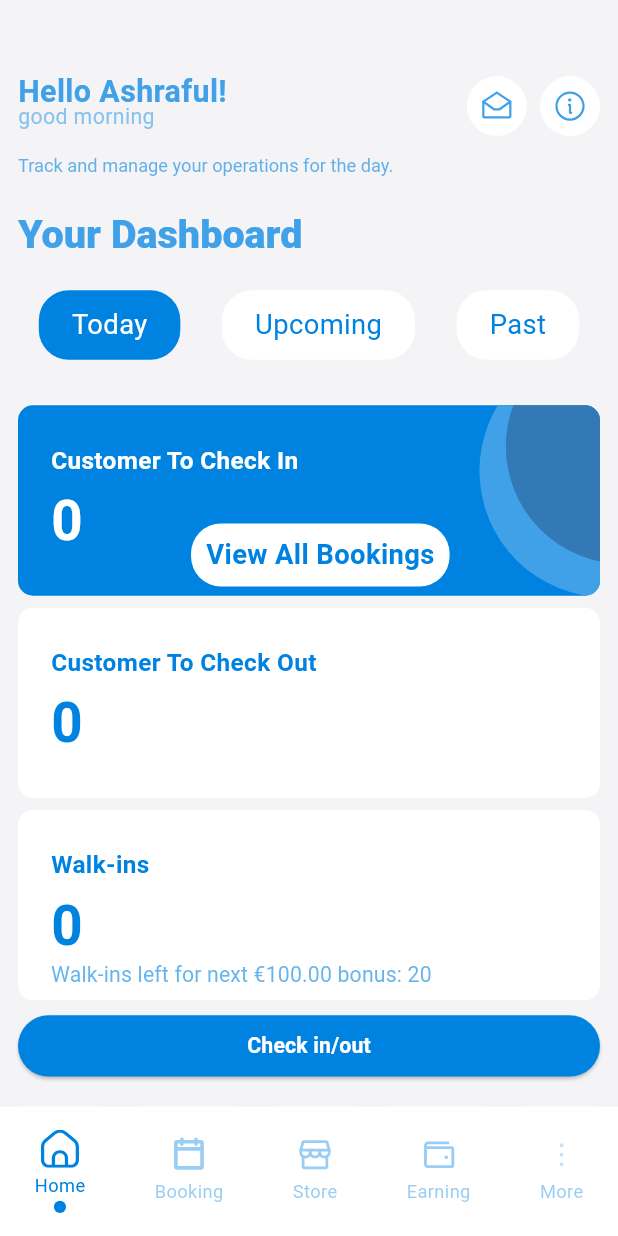
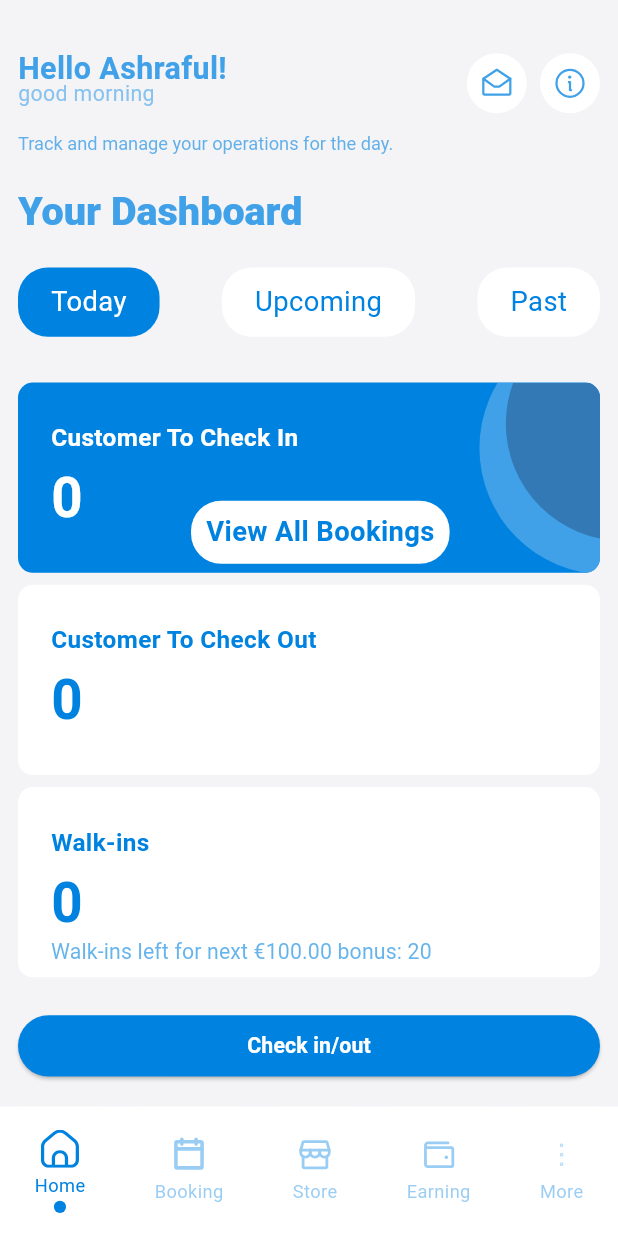
Before and after one commit to sohanthink/cenith-merchant, a Flutter app: the screen it shows after launch, on a phone screen of 412 x 824 dp. Run offline on Flutter 3.47's test engine with Material 3 defaults, Android fonts, the light colour scheme and no system bars; our stand-ins replace dotted_border, fl_chart, flutter_screenutil, flutter_svg, get, image_picker and 3 more; missing offline and left inert: mobile_scanner; project files that could hold a hidden picture were left out.

Commit message:
fix bugs of home screen

```diff
--- a/lib/app.dart
+++ b/lib/app.dart
@@ -1,7 +1,6 @@
 import 'package:cenith_marchent/core/controller_bindings/controller_bindings.dart';
 import 'package:cenith_marchent/core/theme/app_theme.dart';
 import 'package:cenith_marchent/features/main_bottom_nav/view/main_bottom_nav_view.dart';
-import 'package:device_preview_plus/device_preview_plus.dart';
 import 'package:flutter/material.dart';
 import 'package:get/get_navigation/src/root/get_material_app.dart';
 import 'package:flutter_screenutil/flutter_screenutil.dart';
@@ -17,9 +16,6 @@ class CenithStorage extends StatelessWidget {
       splitScreenMode: true,
       builder: (_,child){
         return GetMaterialApp(
-          useInheritedMediaQuery: true,
-            locale: DevicePreview.locale(context),
-            builder: DevicePreview.appBuilder,
             debugShowCheckedModeBanner: false,
             initialRoute: MainBottomNavView.name,
             initialBinding: ControllerBindings(),
--- a/lib/features/home/view/home_view.dart
+++ b/lib/features/home/view/home_view.dart
@@ -29,16 +29,34 @@ class _HomeViewState extends State<HomeView> {
           crossAxisAlignment: CrossAxisAlignment.start,
           children: [
             buildHeaderSection(context),
+            Expanded(
+              child: SingleChildScrollView(
+                child: Column(
+                  crossAxisAlignment: CrossAxisAlignment.start,
+                  mainAxisAlignment: MainAxisAlignment.start,
+                  children: [
+                    Text(
+                      'Track and manage your operations for the day.',
+                      style: TextTheme.of(
+                        context,
+                      ).headlineMedium!.copyWith(color: AppColors.themColor.shade500),
+                    ),
                     SizedBox(height: 20.h),
                     Text(
                       'Your Dashboard',
-              style: fontSize26(context) !.copyWith(fontWeight: FontWeight.w900),
+                      style: fontSize26(
+                        context,
+                      )!.copyWith(fontWeight: FontWeight.w900),
                     ),
                     SizedBox(height: 20.h),
                     HeaderButtonWidget(),
                     SizedBox(height: 30.h),
-            Expanded(child: buildDashBoardSection()),
-            SizedBox(height: 10.h,),
+                    buildDashBoardSection(),
+                    SizedBox(height: 10.h),
+                  ],
+                ),
+              ),
+            ),
             buildCheckInCheckoutSection(context),
           ],
         ),
@@ -46,19 +64,17 @@ class _HomeViewState extends State<HomeView> {
     );
   }
 
-  SizedBox buildCheckInCheckoutSection(BuildContext context) {
+  Widget buildCheckInCheckoutSection(BuildContext context) {
     return SizedBox(
       width: double.infinity,
       height: 60.h,
       child: Padding(
-              padding: const EdgeInsets.only(bottom: 20 ),
+        padding: const EdgeInsets.only(bottom: 20),
         child: ElevatedButton(
           onPressed: () {
             Navigator.pushNamed(context, QrCodeScanningScreen.name);
           },
-                child: Text(
-                  'Check in/out',
-                ),
+          child: Text('Check in/out'),
         ),
       ),
     );
@@ -67,17 +83,20 @@ class _HomeViewState extends State<HomeView> {
   // it will removed and will adjusted with state management;
   int selectedIndex = 0;
 
-
-
   ListView buildDashBoardSection() {
     List<Map<String, dynamic>> item = [
-      {'title': 'Customer To Check In', 'count': 0 ,'sub-title': null},
-      {'title': 'Customer To Check Out', 'count': 0, 'sub-title': null },
-      {'title': 'Walk-ins', 'count': 0 , 'sub-title': 'Walk-ins left for next €100.00 bonus: 20 '  },
+      {'title': 'Customer To Check In', 'count': 0, 'sub-title': null},
+      {'title': 'Customer To Check Out', 'count': 0, 'sub-title': null},
+      {
+        'title': 'Walk-ins',
+        'count': 0,
+        'sub-title': 'Walk-ins left for next €100.00 bonus: 20 ',
+      },
     ];
 
     return ListView.builder(
-
+      physics: NeverScrollableScrollPhysics(),
+      shrinkWrap: true,
       padding: EdgeInsets.all(0),
       itemCount: item.length,
       itemBuilder: ((BuildContext context, index) {
@@ -109,7 +128,7 @@ class _HomeViewState extends State<HomeView> {
     return Column(
       crossAxisAlignment: CrossAxisAlignment.start,
       children: [
-        SizedBox(height: 50.h),
+        SizedBox(height: 35.h),
         Row(
           children: [
             topicHeader(title: 'Hello Ashraful!', subTitle: 'good morning'),
@@ -126,36 +145,25 @@ class _HomeViewState extends State<HomeView> {
           ],
         ),
         SizedBox(height: 12.h),
-        Text(
-          'Track and manage your operations for the day.',
-          style: TextTheme.of(
-            context,
-          ).headlineMedium!.copyWith(color: AppColors.themColor.shade500),
-        ),
       ],
     );
   }
 }
 
 class HeaderButtonWidget extends StatefulWidget {
-  const HeaderButtonWidget({super.key, });
-
+  const HeaderButtonWidget({super.key});
 
   @override
   State<HeaderButtonWidget> createState() => _HeaderButtonWidgetState();
 }
 
 class _HeaderButtonWidgetState extends State<HeaderButtonWidget> {
-
-
-
   int selectedIndex = 0;
-
 
   @override
   Widget build(BuildContext context) {
     return Row(
-      mainAxisAlignment: MainAxisAlignment.spaceAround,
+      mainAxisAlignment: MainAxisAlignment.spaceBetween,
       children: ['Today', 'Upcoming', 'Past'].asMap().entries.map((item) {
         return GestureDetector(
           onTap: () {
--- a/lib/features/home/view/qr_code_scanning_screen.dart
+++ b/lib/features/home/view/qr_code_scanning_screen.dart
@@ -1,15 +1,12 @@
 import 'package:cenith_marchent/core/constants/app_colors.dart';
 import 'package:cenith_marchent/core/constants/asstes_path/icons_path.dart';
-import 'package:cenith_marchent/core/constants/asstes_path/image_paths.dart';
 import 'package:cenith_marchent/core/theme/text_theme.dart';
 import 'package:dotted_border/dotted_border.dart';
 import 'package:flutter/material.dart';
 import 'package:flutter_screenutil/flutter_screenutil.dart';
 import 'package:flutter_svg/flutter_svg.dart';
-import 'package:hive/hive.dart';
 import 'package:logger/logger.dart';
 import 'package:mobile_scanner/mobile_scanner.dart';
-import 'package:dotted_border/dotted_border.dart';
 
 class QrCodeScanningScreen extends StatefulWidget {
   const QrCodeScanningScreen({super.key});
@@ -46,7 +43,6 @@ class _QrCodeScanningScreenState extends State<QrCodeScanningScreen> {
         child: Column(
           crossAxisAlignment: CrossAxisAlignment.start,
           children: [
-            SizedBox(height: 20.h),
             Text(
               'scan qr code',
               style: fontSize24(
@@ -91,7 +87,7 @@ class _QrCodeScanningScreenState extends State<QrCodeScanningScreen> {
             ),
             Spacer(),
             Center(child: SvgPicture.asset(IconsPath.logWithoutBgSvg)),
-            SizedBox(height: 100),
+            SizedBox(height: 100.h),
           ],
         ),
       ),
--- a/lib/main.dart
+++ b/lib/main.dart
@@ -1,11 +1,9 @@
 import 'package:flutter/cupertino.dart';
-import 'package:flutter/foundation.dart';
 import 'package:flutter_screenutil/flutter_screenutil.dart';
-import 'package:device_preview_plus/device_preview_plus.dart';
 import 'app.dart';
 
 Future<void> main() async {
   WidgetsFlutterBinding.ensureInitialized();
   await ScreenUtil.ensureScreenSize();
-  runApp(DevicePreview( enabled: !kReleaseMode, builder: (context) => CenithStorage()));
+  runApp ( CenithStorage());
 }
--- a/pubspec.yaml
+++ b/pubspec.yaml
@@ -27,6 +27,8 @@ dependencies:
   fl_chart: ^1.1.1
   dotted_border: ^3.1.0
   image_picker: ^1.2.0
+  logger: ^2.6.1
+
 
 
 dev_dependencies:
```
Also changed, not shown: pubspec.lock. Lines whose indentation alone changed are shown as unchanged.
